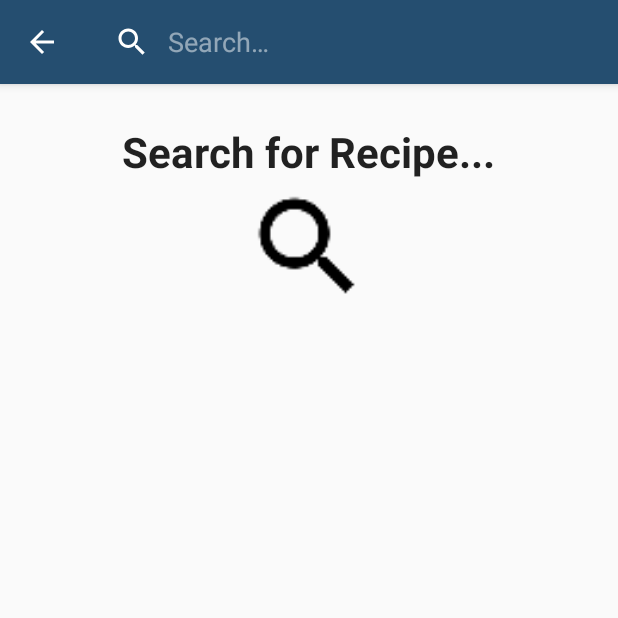
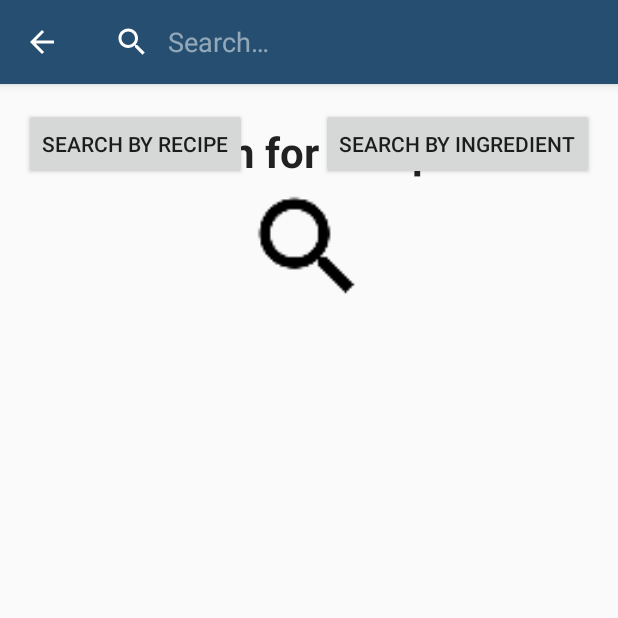
Before and after one commit to ucsdCSE110wi16/CSE110M260T4, an Android app: the MainActivity screen opened directly, with no data from a screen before it, after a tap on "search_title", on a phone screen of 412 x 824 dp, the top half of it. Run offline under Robolectric (Android 15) with nearby library versions, the phone set to English and light mode, and no system bars; libraries missing offline, so code that uses them is left out: com.parse.

Commit message:
Added buttons two switch between recipe and ingredient search fragements.  Ingredient seach fragment empty right now.

```diff
--- a/app/src/main/res/layout/activity_main.xml
+++ b/app/src/main/res/layout/activity_main.xml
@@ -24,4 +24,21 @@
         android:layout_alignRight="@+id/fragment_container"
         android:layout_alignEnd="@+id/fragment_container" />
 
+    <Button
+        android:layout_width="wrap_content"
+        android:layout_height="wrap_content"
+        android:text="Search By Recipe"
+        android:id="@+id/byRecipeButton"
+        android:layout_alignParentTop="true"
+        android:layout_alignParentLeft="true"
+        android:layout_alignParentStart="true" />
+
+    <Button
+        android:layout_width="wrap_content"
+        android:layout_height="wrap_content"
+        android:text="Search By Ingredient"
+        android:id="@+id/byIngredientButton"
+        android:layout_alignParentTop="true"
+        android:layout_alignParentRight="true"  />
+
 </RelativeLayout>
```
Also changed, not shown: app/src/main/java/com/ucsd/cse110/recipeforsuccess/IngredientSearchViewFragment.java (added, +37 -0 lines), app/src/main/java/com/ucsd/cse110/recipeforsuccess/MainActivity.java (+86 -32 lines), app/src/main/res/layout/fragment_ingredient_search_view.xml (added, +14 -0 lines), 1 other file.
